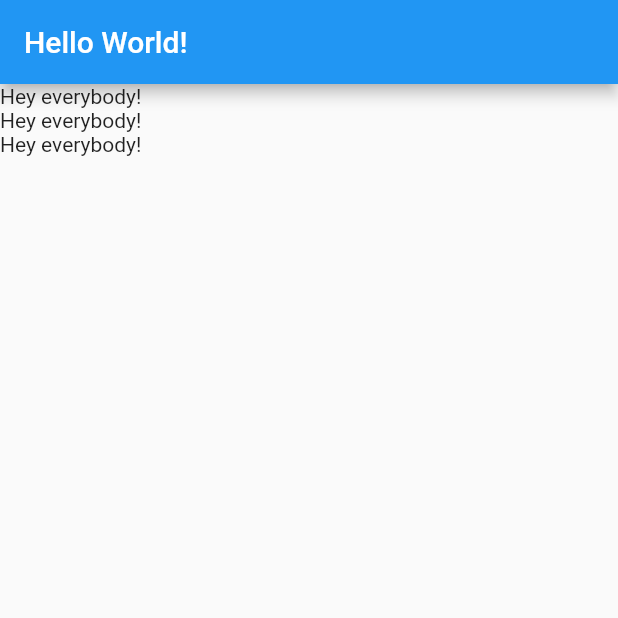
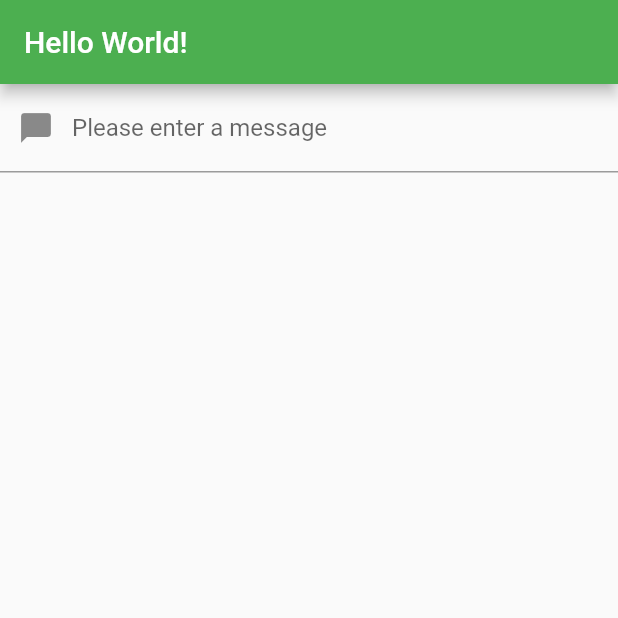
Before and after one commit to PrathamD1/LearnFlutter, a Flutter app: the screen it shows after launch, on a phone screen of 412 x 824 dp, the top half of it. Run offline on Flutter 3.47's test engine with Material 2 defaults, Android fonts, the phone set to English and light mode, and no system bars.

Commit message:
Made a input feild

```diff
--- a/lib/main.dart
+++ b/lib/main.dart
@@ -1,3 +1,5 @@
+// ignore_for_file: prefer_const_constructors
+
 import 'package:flutter/material.dart';
 
 void main() {
@@ -13,7 +15,7 @@ class MyApp extends StatelessWidget {
     return MaterialApp(
       title: 'Prathams App',
       theme: ThemeData(
-        primarySwatch: Colors.blue,
+        primarySwatch: Colors.green,
       ),
       home: MyHomePage(),
     );
@@ -24,10 +26,7 @@ class MyHomePage extends StatelessWidget {
   @override
   Widget build(BuildContext context) {
     return Scaffold(
-        appBar: AppBar(title: Text("Hello World!")),
-        body: Column(
-          children: <Widget>[TestWidget(), TestWidget(), TestWidget()],
-        ));
+        appBar: AppBar(title: Text("Hello World!")), body: TextInputWidget());
   }
 }
 
@@ -37,3 +36,47 @@ class TestWidget extends StatelessWidget {
     return Text("Hey everybody!");
   }
 }
+
+class TextInputWidget extends StatefulWidget {
+  const TextInputWidget({super.key});
+
+  @override
+  State<TextInputWidget> createState() => _TextInputWidgetState();
+}
+
+class _TextInputWidgetState extends State<TextInputWidget> {
+  final controller = TextEditingController();
+  String text = "";
+
+  @override
+  void dispose() {
+    super.dispose();
+    controller.dispose();
+  }
+
+  void changeText(text) {
+    if (text == "Hello World!") {
+      controller.clear();
+      text = "";
+    }
+
+    setState(() {
+      this.text = text;
+    });
+  }
+
+  @override
+  Widget build(BuildContext context) {
+    // ignore: prefer_const_literals_to_create_immutables
+    return Column(children: <Widget>[
+      TextField(
+        controller: this.controller,
+        decoration: InputDecoration(
+            prefixIcon: Icon(Icons.messenger),
+            labelText: "Please enter a message"),
+        onChanged: (text) => this.changeText(text),
+      ),
+      Text(this.text)
+    ]);
+  }
+}
--- /dev/null
+++ b/verion2.txt
@@ -0,0 +1,3 @@
+In this particular version, these are the things that we learnt.
+a. Stateful widget, write stful to auto generate a Stateful widget
+b. We are trying to display whatever is written inside an input feild immediately onto a text widget.
```
